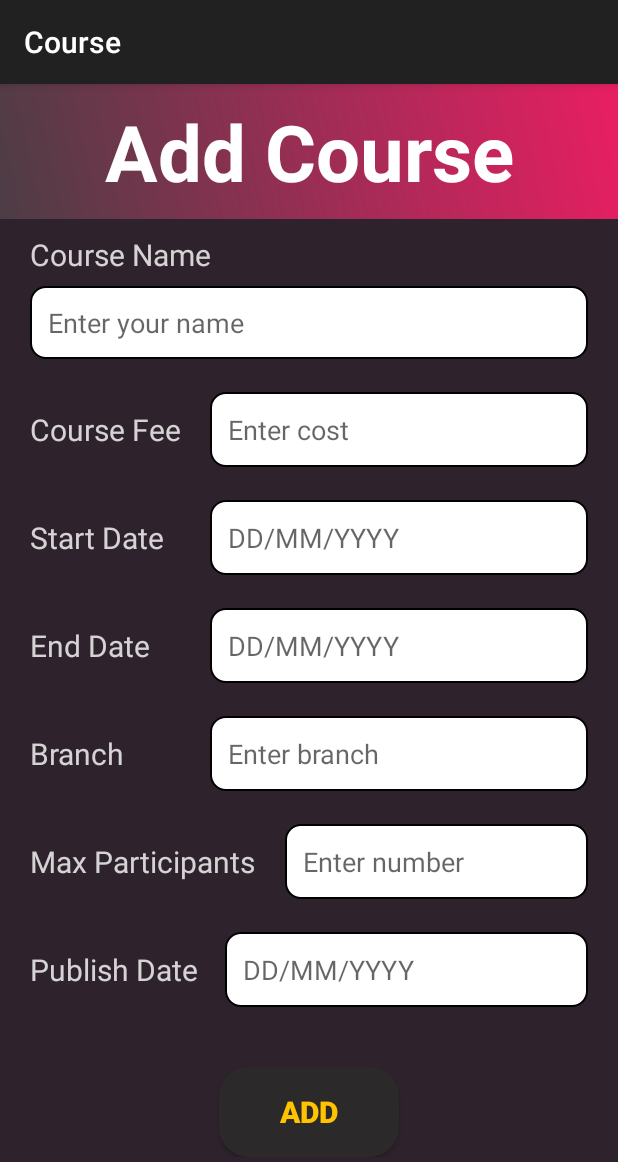
After one commit to Adnaan1806/Course-Mobile-App, an Android app: the AddCourse screen opened directly, with no data from a screen before it, on a phone screen of 412 x 824 dp. The commit adds this screen. Shown: the top 1162 px of the screen. Run offline under Robolectric (Android 15) with nearby library versions, the phone set to English and light mode, and no system bars.

Commit message:
UI changes 6 AD

```diff
--- a/app/src/main/AndroidManifest.xml
+++ b/app/src/main/AndroidManifest.xml
@@ -12,6 +12,9 @@
         android:supportsRtl="true"
         android:theme="@style/Theme.Course"
         tools:targetApi="31">
+        <activity
+            android:name=".AddCourse"
+            android:exported="false" />
         <activity
             android:name=".AdminDashboard"
             android:exported="false" />
--- /dev/null
+++ b/app/src/main/java/com/example/course/AddCourse.java
@@ -0,0 +1,14 @@
+package com.example.course;
+
+import androidx.appcompat.app.AppCompatActivity;
+
+import android.os.Bundle;
+
+public class AddCourse extends AppCompatActivity {
+
+    @Override
+    protected void onCreate(Bundle savedInstanceState) {
+        super.onCreate(savedInstanceState);
+        setContentView(R.layout.activity_add_course);
+    }
+}
--- a/app/src/main/java/com/example/course/AdminDashboard.java
+++ b/app/src/main/java/com/example/course/AdminDashboard.java
@@ -1,14 +1,29 @@
 package com.example.course;
 
 import androidx.appcompat.app.AppCompatActivity;
+import androidx.cardview.widget.CardView;
 
+import android.content.Intent;
 import android.os.Bundle;
+import android.view.View;
 
 public class AdminDashboard extends AppCompatActivity {
+
+    CardView D1,D2,D3;
 
     @Override
     protected void onCreate(Bundle savedInstanceState) {
         super.onCreate(savedInstanceState);
         setContentView(R.layout.activity_admin_dashboard);
+
+        D1 = findViewById(R.id.d1);
+
+        D1.setOnClickListener(new View.OnClickListener() {
+            @Override
+            public void onClick(View v) {
+                Intent intent = new Intent(AdminDashboard.this, AddCourse.class);
+                startActivity(intent);
+            }
+        });
     }
 }
--- /dev/null
+++ b/app/src/main/res/layout/activity_add_course.xml
@@ -0,0 +1,257 @@
+<?xml version="1.0" encoding="utf-8"?>
+<RelativeLayout xmlns:android="http://schemas.android.com/apk/res/android"
+    xmlns:app="http://schemas.android.com/apk/res-auto"
+    xmlns:tools="http://schemas.android.com/tools"
+    android:layout_width="match_parent"
+    android:layout_height="match_parent"
+    android:background="#2E232C"
+    tools:context=".AddCourse">
+
+    <RelativeLayout
+        android:layout_width="match_parent"
+        android:layout_height="90dp">
+
+        <TextView
+            android:layout_width="match_parent"
+            android:layout_height="match_parent"
+            android:text="Add Course"
+            android:textStyle="bold"
+            android:textColor="@color/white"
+            android:background="@drawable/gradient1"
+            android:textSize="52dp"
+            android:gravity="center"/>
+
+    </RelativeLayout>
+
+
+    <LinearLayout
+        android:layout_width="match_parent"
+        android:layout_height="wrap_content"
+        android:layout_marginTop="80dp"
+        android:orientation="vertical"
+        android:padding="20dp">
+
+        <TextView
+            android:layout_width="wrap_content"
+            android:layout_height="wrap_content"
+            android:text="Course Name"
+            android:alpha="0.8"
+            android:textSize="20dp"
+            android:textColor="@color/white"/>
+
+        <View
+            android:layout_width="wrap_content"
+            android:layout_height="5dp"/>
+
+
+        <EditText
+            android:layout_width="match_parent"
+            android:id="@+id/editTxtName"
+            android:layout_height="wrap_content"
+            android:inputType="text"
+            android:layout_marginTop="2dp"
+            android:padding="12dp"
+            android:background="@drawable/edit_text_border"
+            android:hint="Enter your name"/>
+
+        <View
+            android:layout_width="wrap_content"
+            android:layout_height="20dp"/>
+
+        <RelativeLayout
+            android:layout_width="wrap_content"
+            android:layout_height="wrap_content">
+
+            <TextView
+                android:layout_width="wrap_content"
+                android:layout_height="wrap_content"
+                android:text="Course Fee"
+                android:layout_marginTop="13dp"
+                android:alpha="0.8"
+                android:textSize="20dp"
+                android:textColor="@color/white"/>
+
+
+            <EditText
+                android:id="@+id/editTtTtName"
+                android:layout_width="260dp"
+                android:layout_height="50dp"
+                android:layout_marginLeft="120dp"
+                android:layout_marginTop="2dp"
+                android:background="@drawable/edit_text_border"
+                android:hint="Enter cost"
+                android:inputType="number"
+                android:padding="12dp" />
+
+        </RelativeLayout>
+
+        <View
+            android:layout_width="wrap_content"
+            android:layout_height="20dp"/>
+
+        <RelativeLayout
+            android:layout_width="wrap_content"
+            android:layout_height="wrap_content">
+
+            <TextView
+                android:layout_width="wrap_content"
+                android:layout_height="wrap_content"
+                android:text="Start Date"
+                android:layout_marginTop="13dp"
+                android:alpha="0.8"
+                android:textSize="20dp"
+                android:textColor="@color/white"/>
+
+
+            <EditText
+                android:id="@+id/editTtName"
+                android:layout_width="260dp"
+                android:layout_height="50dp"
+                android:layout_marginLeft="120dp"
+                android:layout_marginTop="2dp"
+                android:background="@drawable/edit_text_border"
+                android:hint="DD/MM/YYYY"
+                android:inputType="date"
+                android:padding="12dp" />
+
+        </RelativeLayout>
+
+        <View
+            android:layout_width="wrap_content"
+            android:layout_height="20dp"/>
+
+        <RelativeLayout
+            android:layout_width="wrap_content"
+            android:layout_height="wrap_content">
+
+            <TextView
+                android:layout_width="wrap_content"
+                android:layout_height="wrap_content"
+                android:text="End Date"
+                android:layout_marginTop="13dp"
+                android:alpha="0.8"
+                android:textSize="20dp"
+                android:textColor="@color/white"/>
+
+
+            <EditText
+                android:id="@+id/editTTtName"
+                android:layout_width="260dp"
+                android:layout_height="50dp"
+                android:layout_marginLeft="120dp"
+                android:layout_marginTop="2dp"
+                android:background="@drawable/edit_text_border"
+                android:hint="DD/MM/YYYY"
+                android:inputType="date"
+                android:padding="12dp" />
+
+        </RelativeLayout>
+
+
+        <View
+            android:layout_width="wrap_content"
+            android:layout_height="20dp"/>
+
+        <RelativeLayout
+            android:layout_width="wrap_content"
+            android:layout_height="wrap_content">
+
+            <TextView
+                android:layout_width="wrap_content"
+                android:layout_height="wrap_content"
+                android:text="Branch"
+                android:layout_marginTop="13dp"
+                android:alpha="0.8"
+                android:textSize="20dp"
+                android:textColor="@color/white"/>
+
+
+            <EditText
+                android:id="@+id/editfTtName"
+                android:layout_width="260dp"
+                android:layout_height="50dp"
+                android:layout_marginLeft="120dp"
+                android:layout_marginTop="2dp"
+                android:background="@drawable/edit_text_border"
+                android:hint="Enter branch"
+                android:inputType="number"
+                android:padding="12dp" />
+
+        </RelativeLayout>
+
+        <View
+            android:layout_width="wrap_content"
+            android:layout_height="20dp"/>
+
+        <RelativeLayout
+            android:layout_width="wrap_content"
+            android:layout_height="wrap_content">
+
+            <TextView
+                android:layout_width="wrap_content"
+                android:layout_height="wrap_content"
+                android:text="Max Participants"
+                android:layout_marginTop="13dp"
+                android:alpha="0.8"
+                android:textSize="20dp"
+                android:textColor="@color/white"/>
+
+
+            <EditText
+                android:layout_width="240dp"
+                android:id="@+id/editffTtName"
+                android:layout_height="50dp"
+                android:inputType="number"
+                android:layout_marginLeft="170dp"
+                android:layout_marginTop="2dp"
+                android:padding="12dp"
+                android:background="@drawable/edit_text_border"
+                android:hint="Enter number"/>
+
+        </RelativeLayout>
+
+        <View
+            android:layout_width="wrap_content"
+            android:layout_height="20dp"/>
+
+        <RelativeLayout
+            android:layout_width="wrap_content"
+            android:layout_height="wrap_content">
+
+            <TextView
+                android:layout_width="wrap_content"
+                android:layout_height="wrap_content"
+                android:text="Publish Date"
+                android:layout_marginTop="13dp"
+                android:alpha="0.8"
+                android:textSize="20dp"
+                android:textColor="@color/white"/>
+
+
+            <EditText
+                android:id="@+id/editfttTtName"
+                android:layout_width="250dp"
+                android:layout_height="50dp"
+                android:layout_marginLeft="130dp"
+                android:layout_marginTop="2dp"
+                android:background="@drawable/edit_text_border"
+                android:hint="DD/MM/YYYY"
+                android:inputType="date"
+                android:padding="12dp" />
+
+        </RelativeLayout>
+
+        <Button
+            android:layout_width="120dp"
+            android:layout_height="60dp"
+            android:layout_marginTop="40dp"
+            android:layout_gravity="center"
+            android:background="@drawable/rounded_corner"
+            android:text="ADD"
+            android:textSize="20dp"
+            android:textStyle="bold"
+            android:textColor="#FFC300"/>
+
+    </LinearLayout>
+
+</RelativeLayout>
--- a/app/src/main/res/layout/activity_admin_dashboard.xml
+++ b/app/src/main/res/layout/activity_admin_dashboard.xml
@@ -17,6 +17,7 @@
         android:layout_height="wrap_content"
         android:layout_marginRight="20dp"
         android:layout_marginLeft="20dp"
+        android:gravity="center"
         android:layout_marginTop="32dp">
 
 
@@ -25,6 +26,7 @@
             android:layout_width="wrap_content"
             android:layout_height="wrap_content"
             android:text="Admin"
+            android:layout_marginLeft="60dp"
             android:textColor="@color/white"
             android:textSize="33sp"
             android:id="@+id/selectCourse"/>
@@ -36,7 +38,7 @@
             android:textColor="@color/white"
             android:textSize="45sp"
             android:textStyle="bold"
-            android:layout_marginTop="30dp"
+            android:layout_marginTop="35dp"
             android:id="@+id/cAvailable"/>
 
     </RelativeLayout>
--- a/app/src/main/res/layout/activity_user_info.xml
+++ b/app/src/main/res/layout/activity_user_info.xml
@@ -150,6 +150,7 @@
                 android:id="@+id/editTxtDOB"
                 android:layout_marginTop="2dp"
                 android:padding="10dp"
+                android:hint="DD/MM/YYYY"
                 android:background="@drawable/edit_text_border"
                 android:layout_centerVertical="true"/>
 
```
